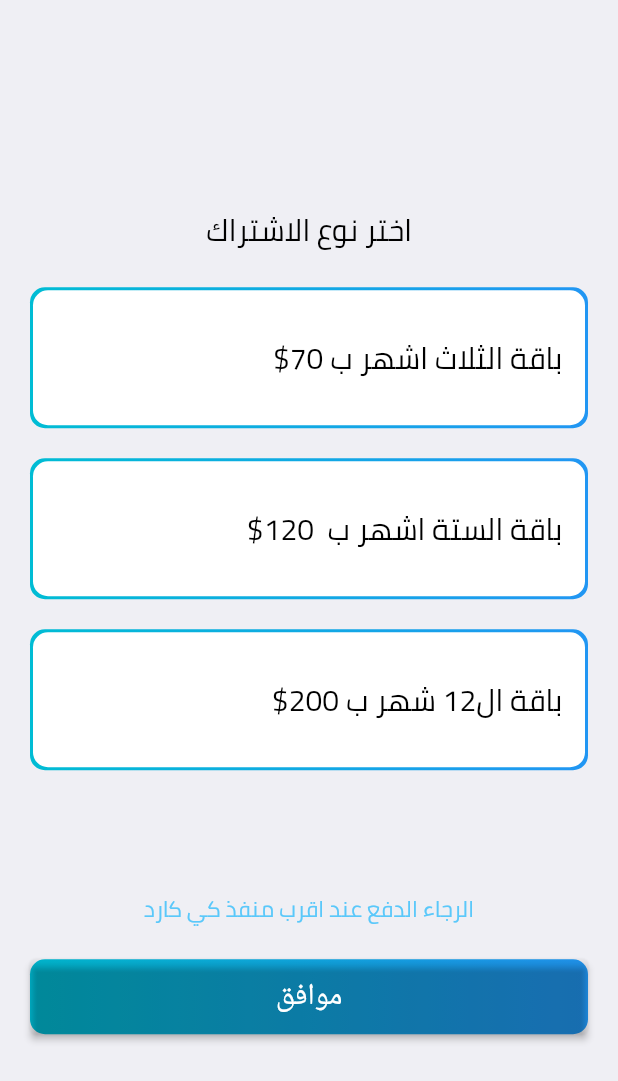
After one commit to hasanhamid96/your_services, a Flutter app: the Subscrption screen opened directly, on a phone screen of 412 x 824 dp. The commit adds this screen. Shown: the top 1081 px of the screen. Run offline on Flutter 3.47's test engine with Material 2 defaults, Android fonts, the phone set to English and light mode, and no system bars; our stand-ins replace cached_network_image, carousel_pro, chewie, device_info, file_picker, flushbar and 11 more; missing offline and left inert: flutter_cmoon_icons, nice_button, onesignal_flutter; accounts and stored records are empty; network calls fail.

Commit message:
--add: subscrption screen

```diff
--- a/lib/screens/auth/LogScreen.dart
+++ b/lib/screens/auth/LogScreen.dart
@@ -16,6 +16,7 @@ import 'package:your_services/model/section.dart';
 import 'package:your_services/providers/cities.dart';
 import 'package:your_services/providers/sections.dart';
 import 'package:your_services/providers/user.dart';
+import 'package:your_services/screens/auth/subscription.dart';
 import 'package:your_services/widgets/curvePainter.dart';
 import '../bottomScreens/bottomNavBar.dart';
 import '../maps/map-screen.dart';
@@ -188,12 +189,19 @@ class _LogScreenState extends State<LogScreen> {
                                 isLogging = false;
                               });
                               Navigator.of(context).pop();
-                              Navigator.of(context)
-                                  .pushReplacement(MaterialPageRoute(
-                                builder: (context) => BottomNavBar(
-                                  islogining: true,
+                              //old
+                              //       Navigator.of(context)
+                              //     .pushReplacement(MaterialPageRoute(
+                              //   builder: (context) => BottomNavBar(
+                              //     islogining: true,
+                              //   ),
+                              // ));
+                              //new
+                              Navigator.of(context).push(
+                                MaterialPageRoute(
+                                  builder: (context) => Subscrption(),
                                 ),
-                              ));
+                              );
                             } else {
                               setStates(() {
                                 signing = false;
@@ -1232,6 +1240,20 @@ class _LogScreenState extends State<LogScreen> {
                   style: Theme.of(context).textTheme.headline1,
                 ),
               ),
+              ListTile(
+                onTap: () {
+                  pickFile();
+                  return Navigator.of(context).pop();
+                },
+                leading: Icon(
+                  CupertinoIcons.folder,
+                  color: Colors.black,
+                ),
+                title: Text(
+                  'pdf',
+                  style: Theme.of(context).textTheme.headline1,
+                ),
+              ),
             ],
           ),
         ),
--- /dev/null
+++ b/lib/screens/auth/subscription.dart
@@ -0,0 +1,171 @@
+import 'package:flutter/material.dart';
+import 'dart:ui' as ui;
+
+List subscrption = [
+  'باقة الثلاث اشهر ب 70\$',
+  'باقة الستة اشهر ب  120\$',
+  'باقة ال12 شهر ب 200\$',
+];
+
+class Subscrption extends StatelessWidget {
+  @override
+  Widget build(BuildContext context) {
+    return Scaffold(
+      body: Padding(
+        padding: const EdgeInsets.symmetric(horizontal: 20),
+        child: Column(
+          mainAxisAlignment: MainAxisAlignment.center,
+          crossAxisAlignment: CrossAxisAlignment.center,
+          children: [
+            Text(
+              'اختر نوع الاشتراك',
+              style: TextStyle(
+                fontSize: 20,
+                color: Colors.black,
+              ),
+              textDirection: ui.TextDirection.rtl,
+            ),
+            SubscrptionTybe(),
+            Align(
+              alignment: Alignment.topCenter,
+              child: Text('الرجاء الدفع عند اقرب منفذ كي كارد'),
+            ),
+            SizedBox(
+              height: 20,
+            ),
+            Container(
+              decoration: BoxDecoration(
+                  gradient: LinearGradient(colors: [Colors.cyan, Colors.blue]),
+                  borderRadius: BorderRadius.circular(10.0)),
+              width: double.infinity,
+              height: 50,
+              child: ElevatedButton(
+                style: ElevatedButton.styleFrom(primary: Colors.transparent),
+
+                // style: ButtonStyle(
+                //   // backgroundColor: MaterialStateProperty.all<Color>(Colors.red),
+                //   shape: MaterialStateProperty.all<RoundedRectangleBorder>(
+                //     RoundedRectangleBorder(
+                //       borderRadius: BorderRadius.circular(10.0),
+                //     ),
+                //   ),
+                // ),
+                child: Text(
+                  'موافق',
+                  style: TextStyle(
+                    fontSize: 20,
+                    color: Colors.white,
+                  ),
+                ),
+                onPressed: () {},
+              ),
+            ),
+          ],
+        ),
+      ),
+    );
+  }
+}
+
+class SubscrptionTybe extends StatefulWidget {
+  @override
+  State<SubscrptionTybe> createState() => _SubscrptionTybeState();
+}
+
+class _SubscrptionTybeState extends State<SubscrptionTybe> {
+  int selectedIndex = -1;
+
+  @override
+  Widget build(BuildContext context) {
+    return SizedBox(
+      height: 420,
+      child: ListView.builder(
+        physics: NeverScrollableScrollPhysics(),
+        itemCount: subscrption.length,
+        itemBuilder: (BuildContext context, int index) {
+          return Column(
+            children: [
+              SizedBox(
+                height: 20,
+              ),
+              InkWell(
+                onTap: () {
+                  setState(() {
+                    selectedIndex = index;
+                  });
+                },
+                child: Column(
+                  children: [
+                    SubscrptionItem(
+                      text: subscrption[index],
+                      color1: selectedIndex == index
+                          ? Colors.transparent
+                          : Colors.cyan,
+                      color2: selectedIndex == index
+                          ? Colors.transparent
+                          : Colors.blue,
+                      containerColor1:
+                          selectedIndex == index ? Colors.cyan : Colors.white,
+                      containerColor2:
+                          selectedIndex == index ? Colors.blue : Colors.white,
+                    ),
+                  ],
+                ),
+              ),
+            ],
+          );
+        },
+      ),
+    );
+  }
+}
+
+class SubscrptionItem extends StatelessWidget {
+  Color color1;
+  Color color2;
+  String text;
+  Color containerColor1;
+  Color containerColor2;
+
+  SubscrptionItem({
+    this.color1,
+    this.color2,
+    this.containerColor1,
+    this.containerColor2,
+    this.text,
+  });
+  @override
+  Widget build(BuildContext context) {
+    return Container(
+      padding: EdgeInsets.all(2),
+      decoration: BoxDecoration(
+        gradient: LinearGradient(colors: [color1, color2]),
+        borderRadius: BorderRadius.circular(10),
+      ),
+      child: Container(
+        padding: EdgeInsets.only(right: 15),
+        height: 90,
+        width: double.infinity,
+        decoration: BoxDecoration(
+          gradient: LinearGradient(
+            colors: [containerColor1, containerColor2],
+          ),
+          borderRadius: BorderRadius.circular(10),
+          // border: Border.all(color: Colors.amber, width: 1.5),
+        ),
+        child: Align(
+          alignment: Alignment.centerRight,
+          child: Text(
+            text,
+            style: TextStyle(
+              fontSize: 20,
+              color: Colors.black,
+            ),
+            textDirection: ui.TextDirection.rtl,
+            textAlign: TextAlign.right,
+          ),
+        ),
+      ),
+    );
+  }
+}
```
